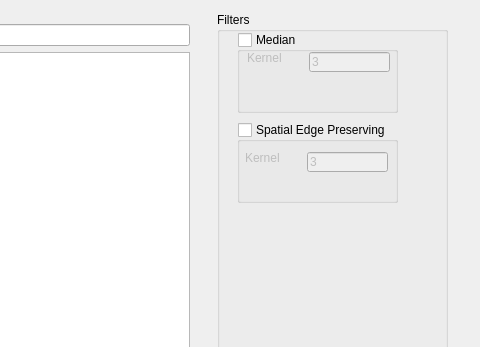
This is Lab/QtWidgetsFilter2D.ui in jyyun1209/Lab as Qt 5 draws it before an edit; both pictures show x 624 to 1104 and y 0 to 347 of the 1104 by 848 pixel window. The edited form follows.
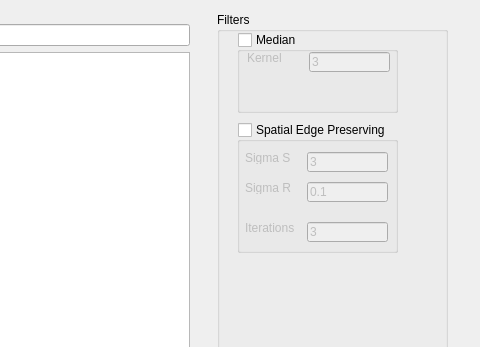
This is the edited form. Custom widgets are drawn as their Qt base class.

Commit message: Spatial Edge Preserving 파라미터 추가

```diff
--- a/Lab/QtWidgetsFilter2D.ui
+++ b/Lab/QtWidgetsFilter2D.ui
@@ -76,7 +76,7 @@
       <x>20</x>
       <y>110</y>
       <width>161</width>
-      <height>81</height>
+      <height>131</height>
      </rect>
     </property>
     <property name="title">
@@ -111,7 +111,59 @@
       </rect>
      </property>
      <property name="text">
-      <string>Kernel</string>
+      <string>Sigma S</string>
+     </property>
+    </widget>
+    <widget class="QLabel" name="label_3">
+     <property name="geometry">
+      <rect>
+       <x>8</x>
+       <y>100</y>
+       <width>56</width>
+       <height>12</height>
+      </rect>
+     </property>
+     <property name="text">
+      <string>Iterations</string>
+     </property>
+    </widget>
+    <widget class="QLineEdit" name="lineEdit_sepIterations">
+     <property name="geometry">
+      <rect>
+       <x>70</x>
+       <y>100</y>
+       <width>81</width>
+       <height>20</height>
+      </rect>
+     </property>
+     <property name="text">
+      <string>3</string>
+     </property>
+    </widget>
+    <widget class="QLabel" name="label_4">
+     <property name="geometry">
+      <rect>
+       <x>8</x>
+       <y>60</y>
+       <width>56</width>
+       <height>12</height>
+      </rect>
+     </property>
+     <property name="text">
+      <string>Sigma R</string>
+     </property>
+    </widget>
+    <widget class="QLineEdit" name="lineEdit_sepSigmaR">
+     <property name="geometry">
+      <rect>
+       <x>70</x>
+       <y>60</y>
+       <width>81</width>
+       <height>20</height>
+      </rect>
+     </property>
+     <property name="text">
+      <string>0.1</string>
      </property>
     </widget>
    </widget>
```
Left out of the diff: 2 changed lines with no effect on the pictures. The commit also changes 2 other files.
